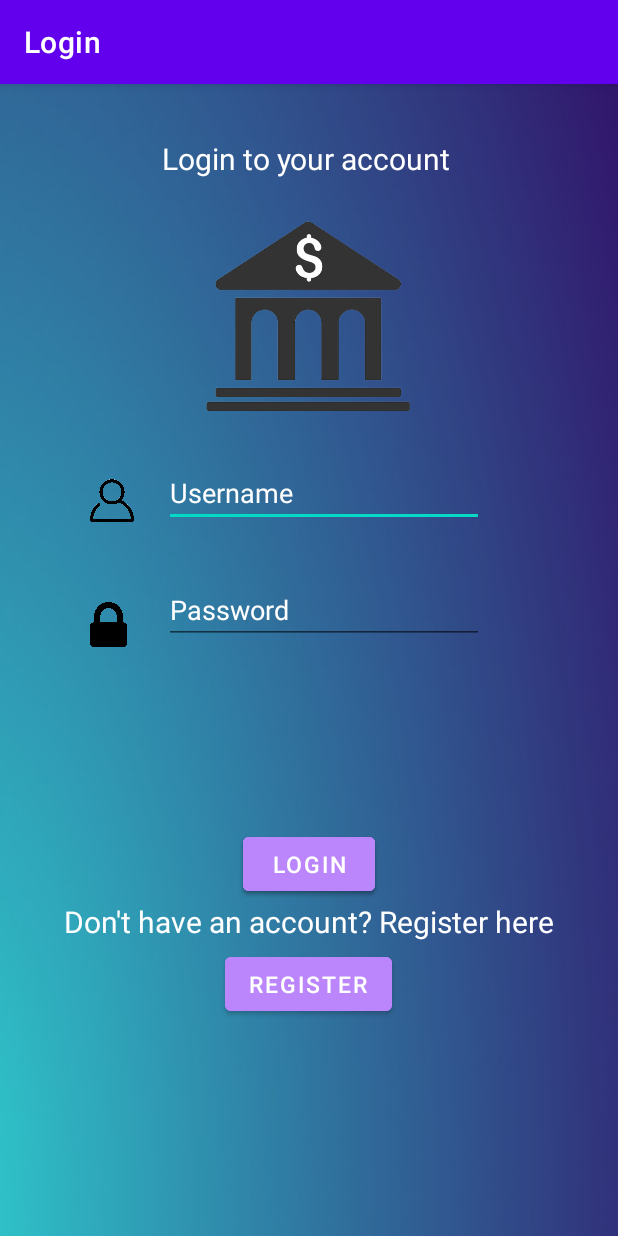
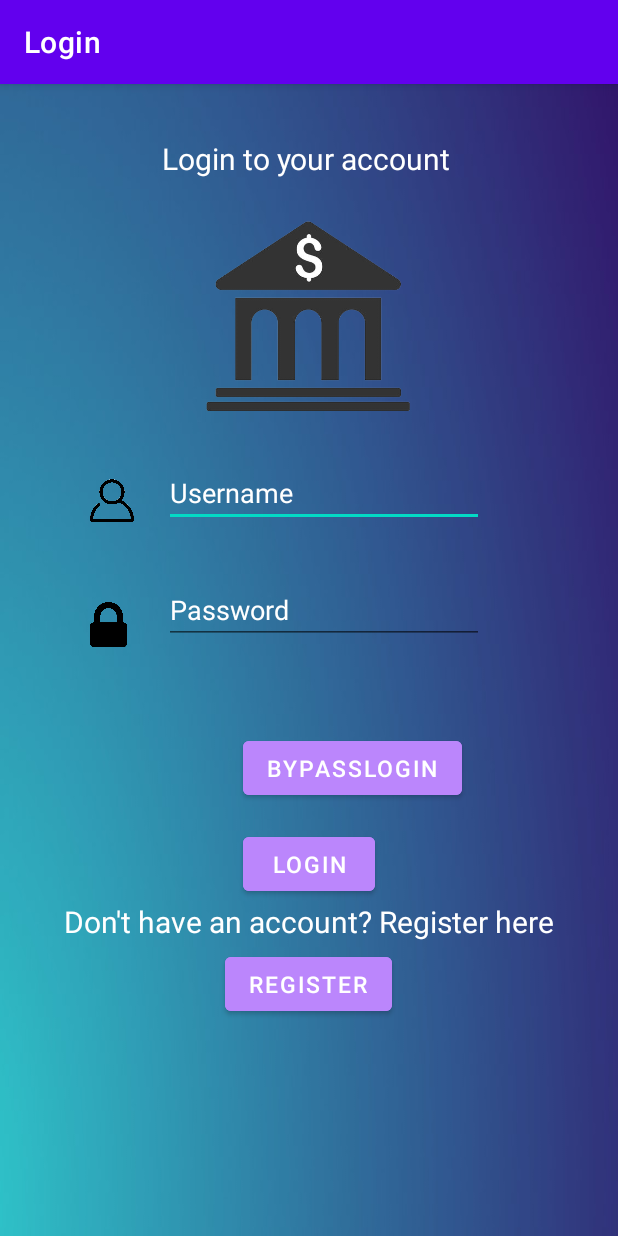
Before and after one commit to eddmarre/SmartSave, an Android app: the screen it shows after launch (MainActivity), on a phone screen of 412 x 824 dp. Run offline under Robolectric (Android 15) with nearby library versions, the phone set to English and light mode, and no system bars.

Commit message:
added temporary button to bypass login and worked on transaction page

```diff
--- a/app/src/main/java/com/zybooks/loginregisterseniorproj/MainActivity.java
+++ b/app/src/main/java/com/zybooks/loginregisterseniorproj/MainActivity.java
@@ -153,4 +153,9 @@ public class MainActivity extends AppCompatActivity {
             }
         }
     }
+
+    public void LoginToApp2(View view) {
+        Intent n = new Intent(this, UserMainMenu.class);
+        startActivity(n);
+    }
 }
--- a/app/src/main/res/layout/activity_main.xml
+++ b/app/src/main/res/layout/activity_main.xml
@@ -95,17 +95,17 @@
         app:layout_constraintStart_toStartOf="parent" />
 
     <Button
-        android:id="@+id/login"
+        android:id="@+id/login3"
         android:layout_width="wrap_content"
         android:layout_height="wrap_content"
         android:layout_alignParentEnd="true"
         android:layout_alignParentBottom="true"
         android:layout_centerHorizontal="true"
         android:layout_marginStart="162dp"
-        android:layout_marginBottom="224dp"
+        android:layout_marginBottom="288dp"
         android:backgroundTint="@color/purple_200"
-        android:onClick="LoginToApp"
-        android:text="Login"
+        android:onClick="LoginToApp2"
+        android:text="BypassLogin"
         android:textColor="@color/white"
         android:textSize="15sp"
         app:layout_constraintBottom_toBottomOf="parent"
```
